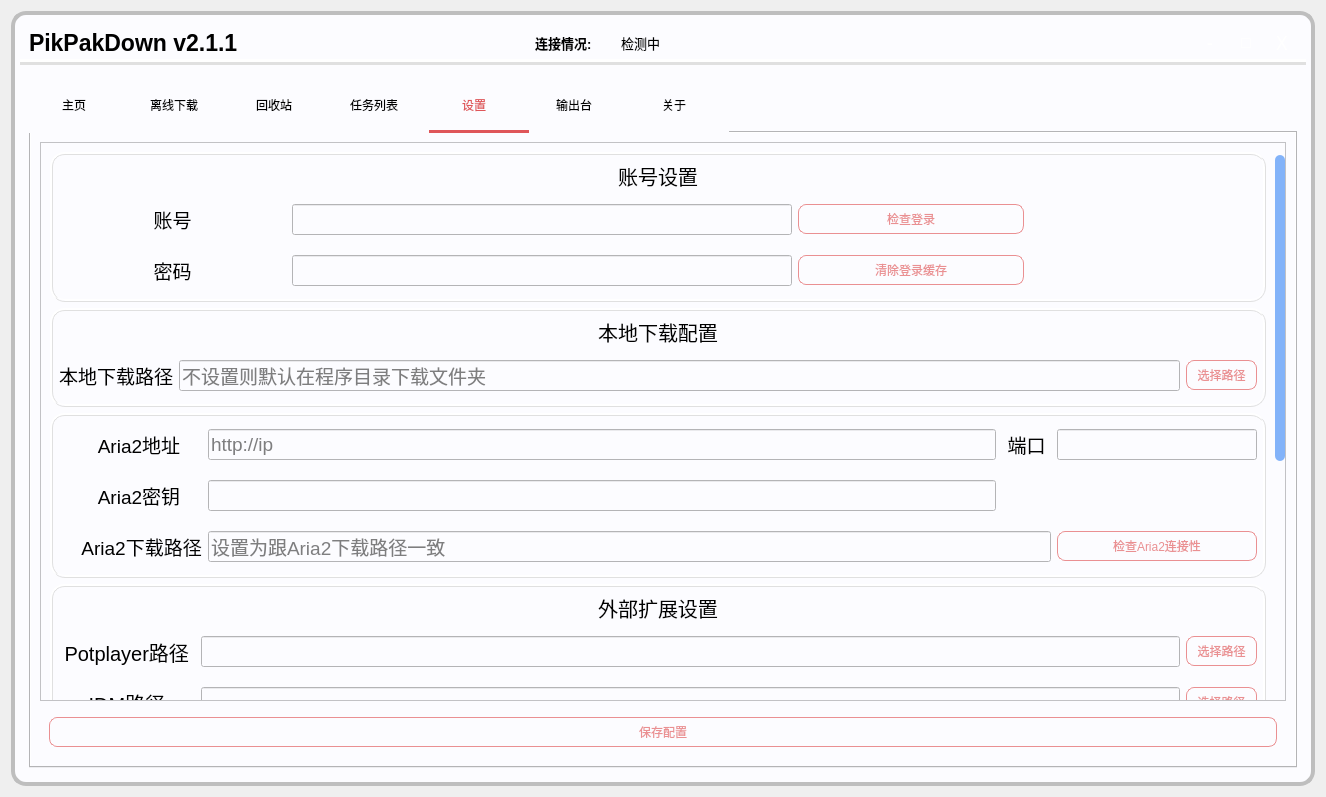
This is need/yang.ui in 666wcy/pikpakdown as Qt 5 draws it before an edit. The edited form follows.
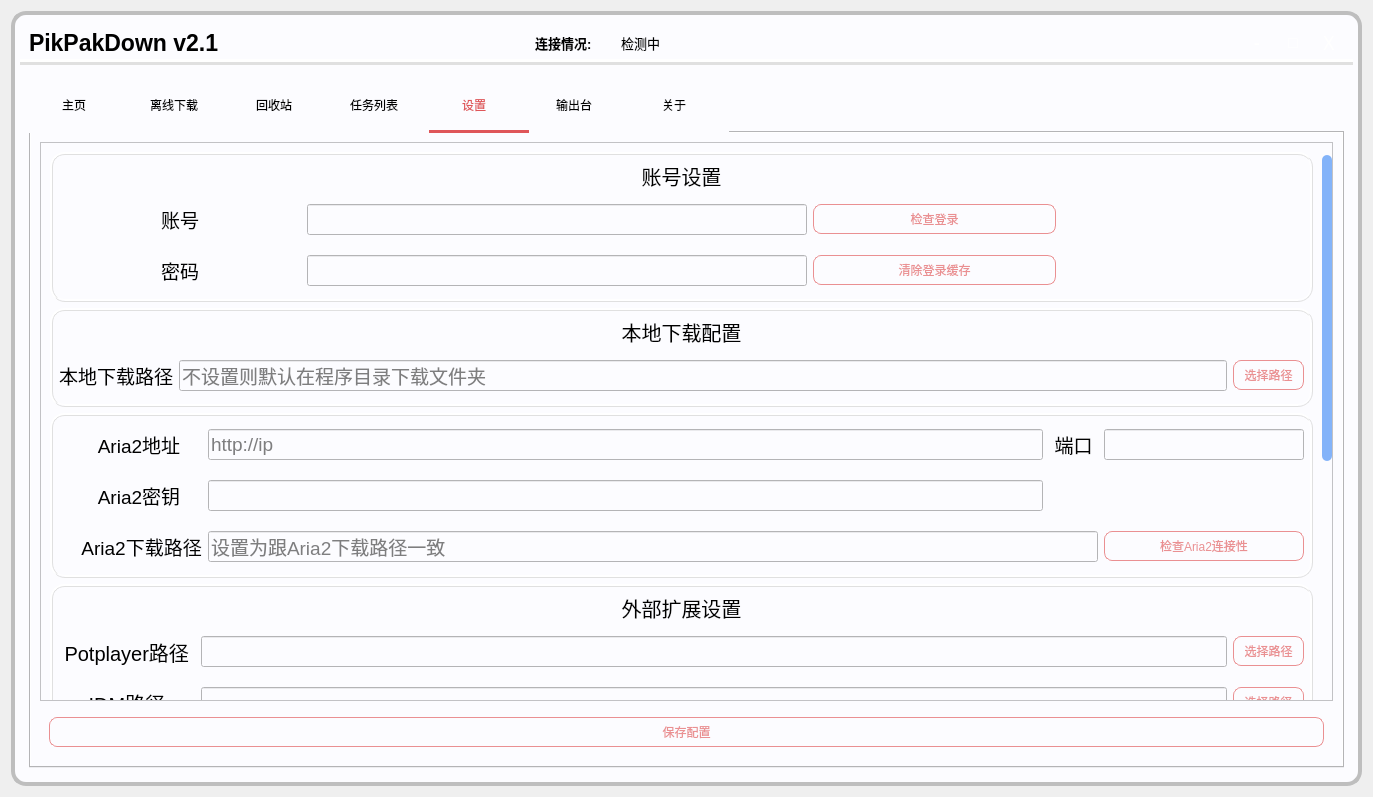
This is the edited form. The open tabs and pages were chosen to show the change. Icons and pictures are not drawn.

Commit message: 修复代理失效

```diff
--- a/need/yang.ui
+++ b/need/yang.ui
@@ -6,7 +6,7 @@
    <rect>
     <x>0</x>
     <y>0</y>
-    <width>1326</width>
+    <width>1373</width>
     <height>797</height>
    </rect>
   </property>
@@ -76,7 +76,7 @@
             </font>
            </property>
            <property name="text">
-            <string>PikPakDown v2.1.1</string>
+            <string>PikPakDown v2.1</string>
            </property>
           </widget>
          </item>
@@ -959,7 +959,7 @@
                  <rect>
                   <x>0</x>
                   <y>0</y>
-                  <width>1220</width>
+                  <width>1267</width>
                   <height>1019</height>
                  </rect>
                 </property>
```
The commit also changes 2 other files.
